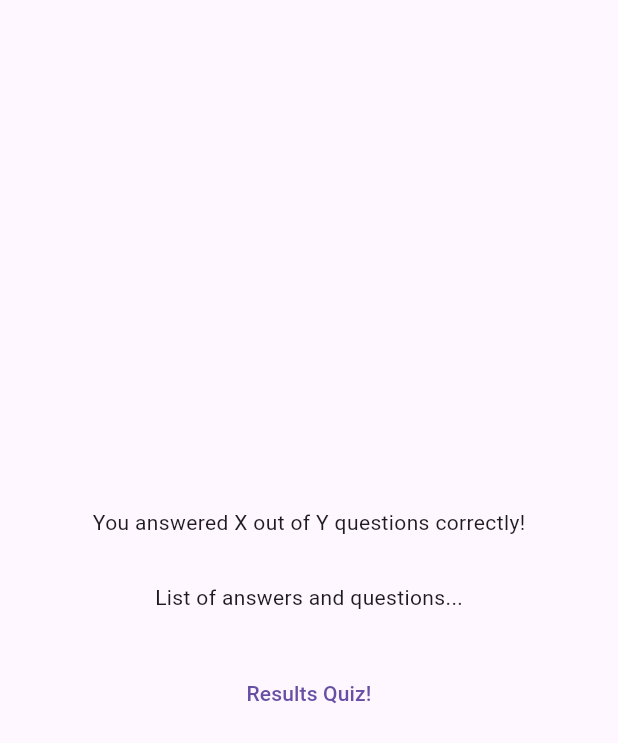
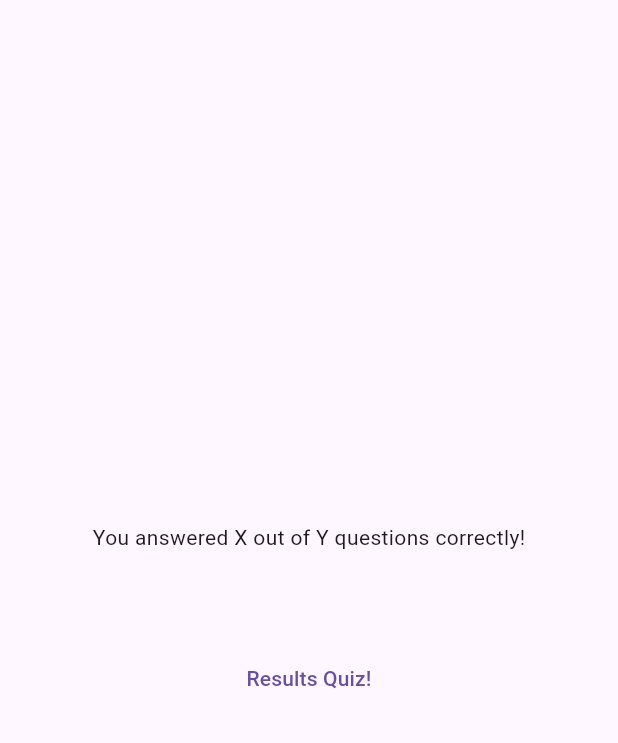
Before and after one commit to kunihei/quiz-flutter, a Flutter app: the ResultScreen widget shown alone on an empty page, opened directly with empty values, on a phone screen of 412 x 824 dp. Shown: the top 743 px of the screen. Run offline on Flutter 3.47's test engine with Material 3 defaults, Android fonts, the phone set to English and light mode, and no system bars; our stand-ins replace google_fonts.

Commit message:
86までの動画の内容を追加

```diff
--- a/lib/quiz.dart
+++ b/lib/quiz.dart
@@ -34,7 +34,7 @@ class _QuizState extends State<Quiz> {
     selectedAnswers.add(answer);
     if (selectedAnswers.length == questions.length) {
       setState(() {
-        selectedAnswers = [];
+        // selectedAnswers = [];
         activeScreen = 'results-screen';
       });
     }
--- a/lib/result_screen.dart
+++ b/lib/result_screen.dart
@@ -1,5 +1,6 @@
 import 'package:flutter/material.dart';
 import 'package:adv_basics/data/questions.dart';
+import 'package:adv_basics/questions_sammary.dart';
 
 class ResultScreen extends StatelessWidget {
   const ResultScreen({
@@ -35,7 +36,9 @@ class ResultScreen extends StatelessWidget {
           children: [
             Text('You answered X out of Y questions correctly!'),
             SizedBox(height: 30),
-            Text('List of answers and questions...'),
+            QuestionsSammary(
+              getSummaryData(),
+            ),
             SizedBox(height: 30),
             TextButton(
               onPressed: () {},
```
Also changed, not shown: lib/questions_sammary.dart (+12 -2 lines), pubspec.lock, 1 other file.
